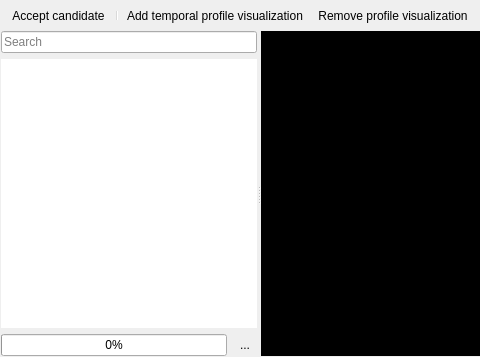
Old version of the form eotimeseriesviewer/ui/temporalprofiledock.ui in the repository jakimowb/eo-time-series-viewer; both pictures show x 0 to 480 and y 0 to 357 of the 884 by 357 pixel window.
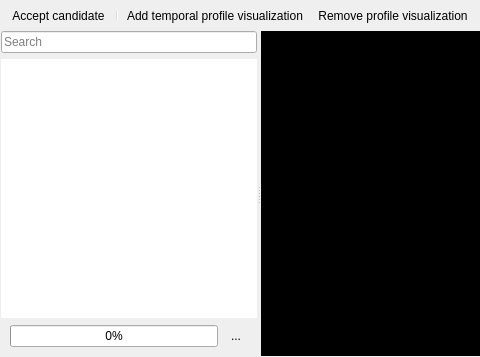
New version of the form. Icons and pictures are not drawn. Custom widgets are drawn as their Qt base class.

Commit message: cleanup TP: antialias, hides progress bar

The edit to the form file:
```diff
--- a/eotimeseriesviewer/ui/temporalprofiledock.ui
+++ b/eotimeseriesviewer/ui/temporalprofiledock.ui
@@ -114,9 +114,10 @@
          </widget>
         </item>
         <item>
+         <widget class="QWidget" name="progressWidget" native="true">
          <layout class="QHBoxLayout" name="horizontalLayout">
           <property name="topMargin">
-           <number>0</number>
+            <number>1</number>
           </property>
           <item>
            <widget class="QProgressBar" name="mProgressBar">
@@ -146,6 +147,7 @@
            </widget>
           </item>
          </layout>
+         </widget>
         </item>
        </layout>
       </widget>
```
Lines whose indentation alone changed are shown as unchanged. The commit also changes 5 other files.
